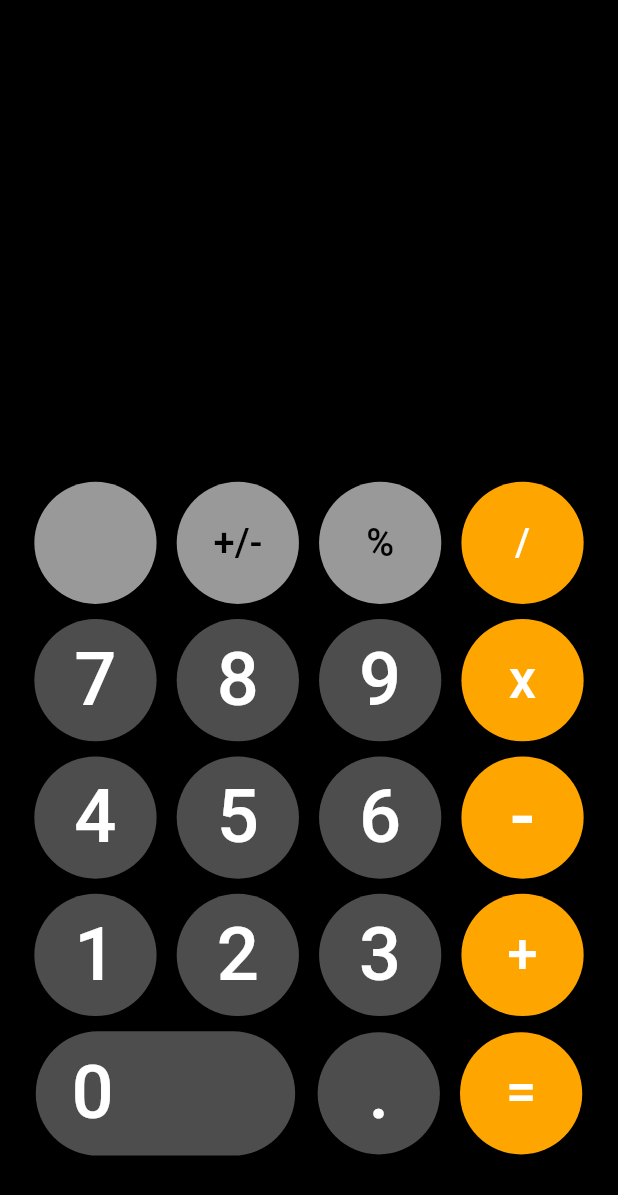
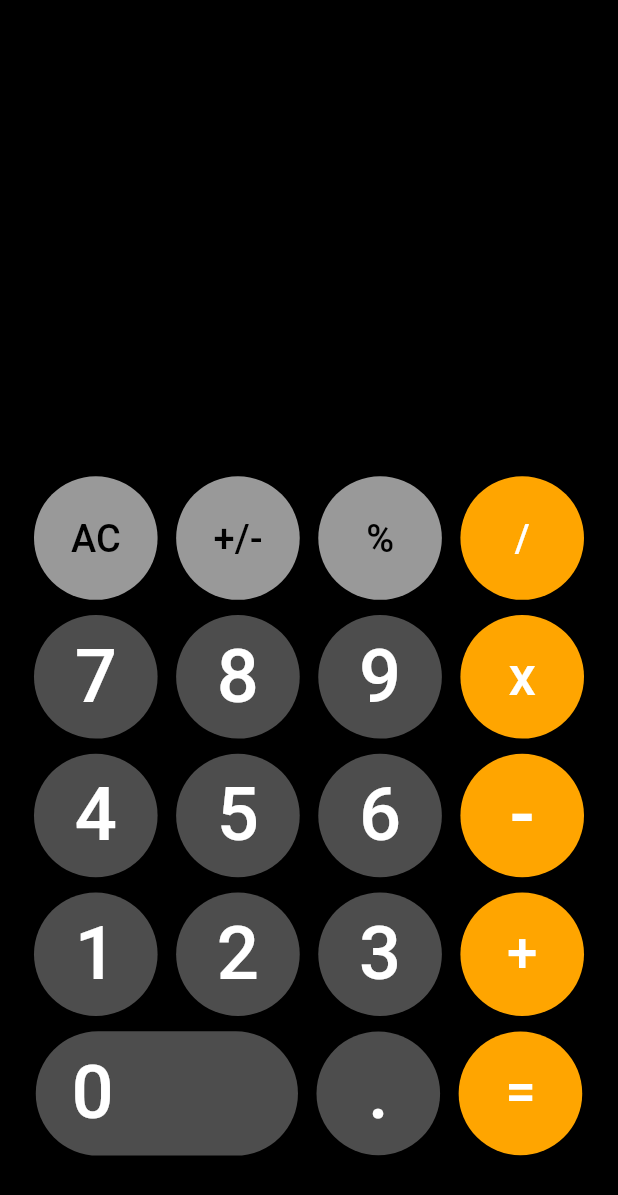
Before and after one commit to sarwataijaz/calculator, a Flutter app: the screen it shows after launch, on a phone screen of 412 x 824 dp. Shown: the top 1195 px of the screen. Run offline on Flutter 3.47's test engine with Material 3 defaults, Android fonts, the phone set to English and light mode, and no system bars; our stand-ins replace google_fonts, responsive_sizer; missing offline and left inert: dart:ffi.

Commit message:
ui changes

```diff
--- a/lib/main.dart
+++ b/lib/main.dart
@@ -248,10 +248,8 @@ class _MyHomePageState extends State<MyHomePage> {
                   children: [
                     ConstrainedBox(
                       constraints: BoxConstraints(
-                        maxWidth: 37.sp,
-                        // Set maximum width to double.infinity for full width
-                        maxHeight:
-                            37.sp, // Set maximum height to 50.0 logical pixels
+                        maxWidth: 20.w,
+                        maxHeight: 10.h,
                       ),
                       child: ElevatedButton(
                         onPressed: () {
@@ -271,20 +269,18 @@ class _MyHomePageState extends State<MyHomePage> {
                               "AC",
                               style: TextStyle(
                                 color: Colors.black,
-                                fontSize: ((screenWidth*0.05)/37).sp,
+                                fontSize: ((screenWidth*0.05)).sp,
                               ),
                             ),
                           ),
                         ),
                       ),
                     ),
-                    SizedBox(width: 15.0.sp),
+                    SizedBox(width: 3.0.w),
                     ConstrainedBox(
                       constraints: BoxConstraints(
-                        maxWidth: 37.sp,
-                        // Set maximum width to double.infinity for full width
-                        maxHeight:
-                            37.sp, // Set maximum height to 50.0 logical pixels
+                        maxWidth: 20.w,
+                        maxHeight: 10.h,
                       ),
                       child: ElevatedButton(
                         onPressed: () {},
@@ -307,13 +303,11 @@ class _MyHomePageState extends State<MyHomePage> {
                         ),
                       ),
                     ),
-                    SizedBox(width: 15.0.sp),
+                    SizedBox(width: 3.0.w),
                     ConstrainedBox(
                       constraints: BoxConstraints(
-                        maxWidth: 37.sp,
-                        // Set maximum width to double.infinity for full width
-                        maxHeight:
-                            37.sp, // Set maximum height to 50.0 logical pixels
+                        maxWidth: 20.w,
+                        maxHeight: 10.h,
                       ),
                       child: ElevatedButton(
                         onPressed: () {
@@ -338,13 +332,11 @@ class _MyHomePageState extends State<MyHomePage> {
                         ),
                       ),
                     ),
-                    SizedBox(width: 15.0.sp),
+                    SizedBox(width: 3.0.w),
                     ConstrainedBox(
                       constraints: BoxConstraints(
-                        maxWidth: 37.sp,
-                        // Set maximum width to double.infinity for full width
-                        maxHeight:
-                            37.sp, // Set maximum height to 50.0 logical pixels
+                        maxWidth: 20.w,
+                        maxHeight: 10.h,
                       ),
                       child: ElevatedButton(
                         onPressed: () {
@@ -381,10 +373,8 @@ class _MyHomePageState extends State<MyHomePage> {
                   children: [
                     ConstrainedBox(
                       constraints: BoxConstraints(
-                        maxWidth: 37.sp,
-                        // Set maximum width to double.infinity for full width
-                        maxHeight:
-                            37.sp, // Set maximum height to 50.0 logical pixels
+                        maxWidth: 20.w,
+                        maxHeight: 10.h,
                       ),
                       child: ElevatedButton(
                         onPressed: () {
@@ -409,13 +399,11 @@ class _MyHomePageState extends State<MyHomePage> {
                         ),
                       ),
                     ),
-                    SizedBox(width: 15.0.sp),
+                    SizedBox(width: 3.0.w),
                     ConstrainedBox(
                       constraints: BoxConstraints(
-                        maxWidth: 37.sp,
-                        // Set maximum width to double.infinity for full width
-                        maxHeight:
-                            37.sp, // Set maximum height to 50.0 logical pixels
+                        maxWidth: 20.w,
+                        maxHeight: 10.h,
                       ),
                       child: ElevatedButton(
                         onPressed: () {
@@ -440,13 +428,11 @@ class _MyHomePageState extends State<MyHomePage> {
                         ),
                       ),
                     ),
-                    SizedBox(width: 15.0.sp),
+                    SizedBox(width: 3.0.w),
                     ConstrainedBox(
                       constraints: BoxConstraints(
-                        maxWidth: 37.sp,
-                        // Set maximum width to double.infinity for full width
-                        maxHeight:
-                            37.sp, // Set maximum height to 50.0 logical pixels
+                        maxWidth: 20.w,
+                        maxHeight: 10.h,
                       ),
                       child: ElevatedButton(
                         onPressed: () {
@@ -471,13 +457,11 @@ class _MyHomePageState extends State<MyHomePage> {
                         ),
                       ),
                     ),
-                    SizedBox(width: 15.0.sp),
+                    SizedBox(width: 3.0.w),
                     ConstrainedBox(
                       constraints: BoxConstraints(
-                        maxWidth: 37.sp,
-                        // Set maximum width to double.infinity for full width
-                        maxHeight:
-                            37.sp, // Set maximum height to 50.0 logical pixels
+                        maxWidth: 20.w,
+                        maxHeight: 10.h,
                       ),
                       child: ElevatedButton(
                         onPressed: () {
@@ -513,10 +497,8 @@ class _MyHomePageState extends State<MyHomePage> {
                   children: [
                     ConstrainedBox(
                       constraints: BoxConstraints(
-                        maxWidth: 37.sp,
-                        // Set maximum width to double.infinity for full width
-                        maxHeight:
-                            37.sp, // Set maximum height to 50.0 logical pixels
+                        maxWidth: 20.w,
+                        maxHeight: 10.h,
                       ),
                       child: ElevatedButton(
                         onPressed: () {
@@ -541,13 +523,11 @@ class _MyHomePageState extends State<MyHomePage> {
                         ),
                       ),
                     ),
-                    SizedBox(width: 15.0.sp),
+                    SizedBox(width: 3.0.w),
                     ConstrainedBox(
                       constraints: BoxConstraints(
-                        maxWidth: 37.sp,
-                        // Set maximum width to double.infinity for full width
-                        maxHeight:
-                            37.sp, // Set maximum height to 50.0 logical pixels
+                        maxWidth: 20.w,
+                        maxHeight: 10.h,
                       ),
                       child: ElevatedButton(
                         onPressed: () {
@@ -572,13 +552,11 @@ class _MyHomePageState extends State<MyHomePage> {
                         ),
                       ),
                     ),
-                    SizedBox(width: 15.0.sp),
+                    SizedBox(width: 3.0.w),
                     ConstrainedBox(
                       constraints: BoxConstraints(
-                        maxWidth: 37.sp,
-                        // Set maximum width to double.infinity for full width
-                        maxHeight:
-                            37.sp, // Set maximum height to 50.0 logical pixels
+                        maxWidth: 20.w,
+                        maxHeight: 10.h,
                       ),
                       child: ElevatedButton(
                         onPressed: () {
@@ -603,13 +581,11 @@ class _MyHomePageState extends State<MyHomePage> {
                         ),
                       ),
                     ),
-                    SizedBox(width: 15.0.sp),
+                    SizedBox(width: 3.0.w),
                     ConstrainedBox(
                       constraints: BoxConstraints(
-                        maxWidth: 37.sp,
-                        // Set maximum width to double.infinity for full width
-                        maxHeight:
-                            37.sp, // Set maximum height to 50.0 logical pixels
+                        maxWidth: 20.w,
+                        maxHeight: 10.h,
                       ),
                       child: ElevatedButton(
                         onPressed: () {
@@ -646,10 +622,8 @@ class _MyHomePageState extends State<MyHomePage> {
                   children: [
                     ConstrainedBox(
                       constraints: BoxConstraints(
-                        maxWidth: 37.sp,
-                        // Set maximum width to double.infinity for full width
-                        maxHeight:
-                            37.sp, // Set maximum height to 50.0 logical pixels
+                        maxWidth: 20.w,
+                        maxHeight: 10.h,
                       ),
                       child: ElevatedButton(
                         onPressed: () {
@@ -674,13 +648,11 @@ class _MyHomePageState extends State<MyHomePage> {
                         ),
                       ),
                       ),
-                    SizedBox(width: 15.0.sp),
+                    SizedBox(width: 3.0.w),
                     ConstrainedBox(
                       constraints: BoxConstraints(
-                        maxWidth: 37.sp,
-                        // Set maximum width to double.infinity for full width
-                        maxHeight:
-                            37.sp, // Set maximum height to 50.0 logical pixels
+                        maxWidth: 20.w,
+                        maxHeight: 10.h,
                       ),
                       child: ElevatedButton(
                         onPressed: () {
@@ -705,13 +677,11 @@ class _MyHomePageState extends State<MyHomePage> {
                         ),
                       ),
                     ),
-                    SizedBox(width: 15.0.sp),
+                    SizedBox(width: 3.0.w),
                     ConstrainedBox(
                       constraints: BoxConstraints(
-                        maxWidth: 37.sp,
-                        // Set maximum width to double.infinity for full width
-                        maxHeight:
-                            37.sp, // Set maximum height to 50.0 logical pixels
+                        maxWidth: 20.w,
+                        maxHeight: 10.h,
                       ),
                       child: ElevatedButton(
                         onPressed: () {
@@ -736,13 +706,11 @@ class _MyHomePageState extends State<MyHomePage> {
                         ),
                       ),
                     ),
-                    SizedBox(width: 15.0.sp),
+                    SizedBox(width: 3.0.w),
                     ConstrainedBox(
                       constraints: BoxConstraints(
-                        maxWidth: 37.sp,
-                        // Set maximum width to double.infinity for full width
-                        maxHeight:
-                            37.sp, // Set maximum height to 50.0 logical pixels
+                        maxWidth: 20.w,
+                        maxHeight: 10.h,
                       ),
                       child: ElevatedButton(
                         onPressed: () {
@@ -803,13 +771,11 @@ class _MyHomePageState extends State<MyHomePage> {
                       ),
                     ),
                   ),
-                  SizedBox(width: 15.0),
+                  SizedBox(width: 3.0.w),
                   ConstrainedBox(
                     constraints: BoxConstraints(
-                      maxWidth: 37.sp,
-                      // Set maximum width to double.infinity for full width
-                      maxHeight:
-                          37.sp, // Set maximum height to 50.0 logical pixels
+                      maxWidth: 20.w,
+                      maxHeight: 10.h,
                     ),
                     child: ElevatedButton(
                       onPressed: () {
@@ -834,13 +800,11 @@ class _MyHomePageState extends State<MyHomePage> {
                       ),
                     ),
                   ),
-                  SizedBox(width: 15.0.sp),
+                  SizedBox(width: 3.0.w),
                   ConstrainedBox(
                     constraints: BoxConstraints(
-                      maxWidth: 37.sp,
-                      // Set maximum width to double.infinity for full width
-                      maxHeight:
-                          37.sp, // Set maximum height to 50.0 logical pixels
+                      maxWidth: 20.w,
+                      maxHeight: 10.h,
                     ),
                     child: ElevatedButton(
                       onPressed: _calculate,
```
